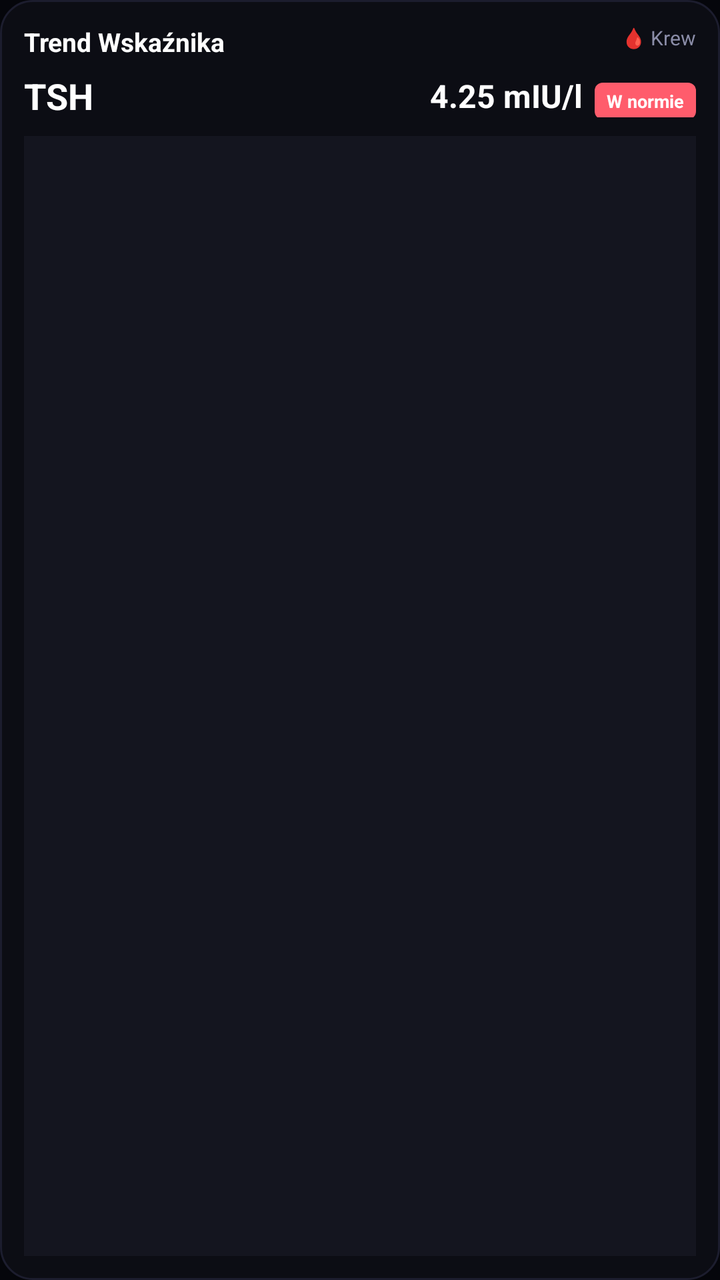
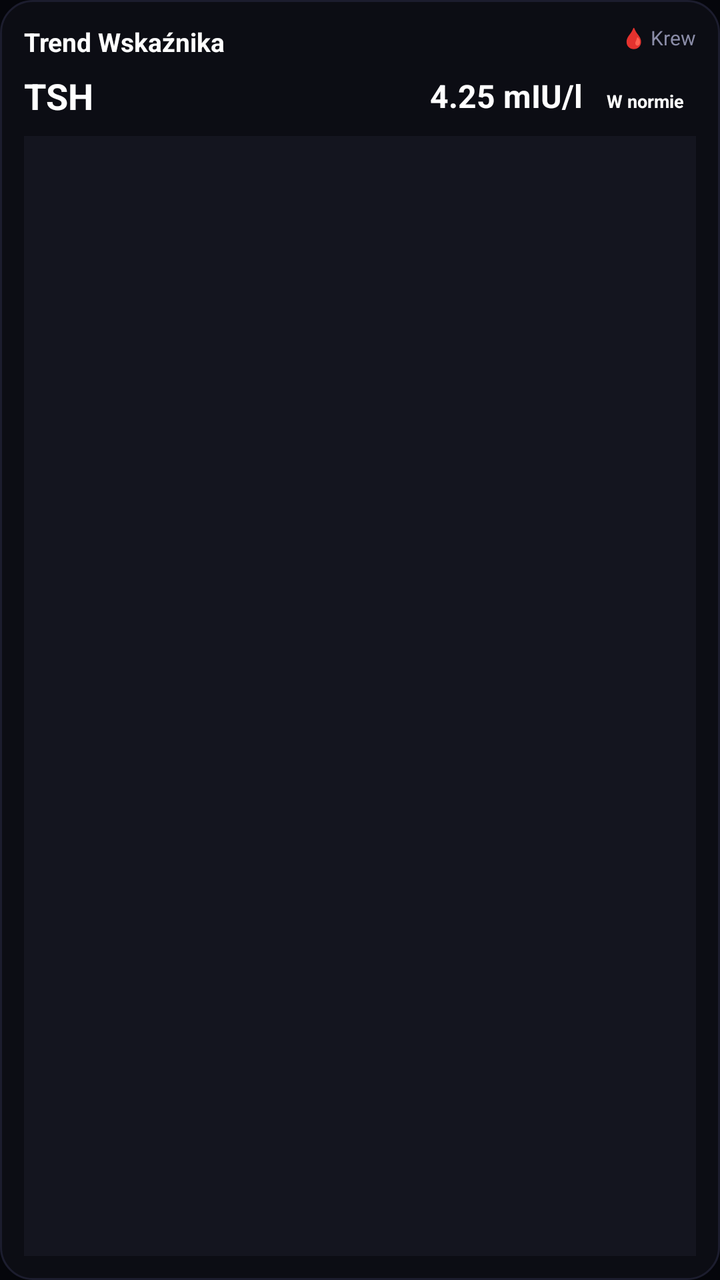

Before-and-after screenshots of an Android layout around one commit, followed by the original layout XML and the change that was made.
<!-- AndroidManifest.xml: application theme AppTheme -->
<!-- res/layout/trend_chart_widget.xml -->
<?xml version="1.0" encoding="utf-8"?>
<LinearLayout xmlns:android="http://schemas.android.com/apk/res/android"
    android:layout_width="match_parent"
    android:layout_height="match_parent"
    android:orientation="vertical"
    android:background="@drawable/widget_background"
    android:padding="12dp">

    
    <RelativeLayout
        android:layout_width="match_parent"
        android:layout_height="wrap_content"
        android:layout_marginBottom="6dp">

        <TextView
            android:id="@+id/widget_title"
            android:layout_width="wrap_content"
            android:layout_height="wrap_content"
            android:text="Trend Wskaźnika"
            android:textColor="#ffffff"
            android:textSize="13sp"
            android:textStyle="bold"
            android:layout_alignParentLeft="true" />

        <TextView
            android:id="@+id/param_category"
            android:layout_width="wrap_content"
            android:layout_height="wrap_content"
            android:text="🩸 Krew"
            android:textColor="#8b8da8"
            android:textSize="10sp"
            android:layout_alignParentRight="true" />
    </RelativeLayout>

    
    <RelativeLayout
        android:layout_width="match_parent"
        android:layout_height="wrap_content"
        android:layout_marginBottom="8dp">

        <TextView
            android:id="@+id/param_name"
            android:layout_width="wrap_content"
            android:layout_height="wrap_content"
            android:text="TSH"
            android:textColor="#ffffff"
            android:textSize="18sp"
            android:textStyle="bold"
            android:layout_alignParentLeft="true" />

        <LinearLayout
            android:layout_width="wrap_content"
            android:layout_height="wrap_content"
            android:orientation="horizontal"
            android:layout_alignParentRight="true"
            android:layout_centerVertical="true">

            <TextView
                android:id="@+id/param_value"
                android:layout_width="wrap_content"
                android:layout_height="wrap_content"
                android:text="4.25 mIU/l"
                android:textColor="#ffffff"
                android:textSize="16sp"
                android:textStyle="bold"
                android:layout_marginRight="6dp" />

            <TextView
                android:id="@+id/param_status"
                android:layout_width="wrap_content"
                android:layout_height="wrap_content"
                android:text="W normie"
                android:textColor="#ffffff"
                android:textSize="9sp"
                android:textStyle="bold"
                android:background="@drawable/widget_status_badge"
                android:paddingHorizontal="6dp"
                android:paddingVertical="3dp" />
        </LinearLayout>
    </RelativeLayout>

    
    <FrameLayout
        android:layout_width="match_parent"
        android:layout_height="0dp"
        android:layout_weight="1"
        android:background="#14151f"
        android:padding="4dp">

        <ImageView
            android:id="@+id/chart_image"
            android:layout_width="match_parent"
            android:layout_height="match_parent"
            android:scaleType="fitXY" />

        <TextView
            android:id="@+id/no_data_chart_text"
            android:layout_width="wrap_content"
            android:layout_height="wrap_content"
            android:layout_gravity="center"
            android:text="Brak pomiarów do wykresu"
            android:textColor="#8b8da8"
            android:textSize="11sp"
            android:visibility="gone" />
    </FrameLayout>
</LinearLayout>
<!-- resources referenced by this layout -->
<resources>
  <!-- drawable widget_background (drawable) -->
  <?xml version="1.0" encoding="utf-8"?>
  <shape xmlns:android="http://schemas.android.com/apk/res/android">
      <solid android:color="#0c0d14" />
      <corners android:radius="16dp" />
      <stroke android:width="1dp" android:color="#1c1d2e" />
  </shape>
  <!-- drawable widget_status_badge (drawable) -->
  <?xml version="1.0" encoding="utf-8"?>
  <shape xmlns:android="http://schemas.android.com/apk/res/android">
      <solid android:color="#ff5c6c" />
      <corners android:radius="4dp" />
  </shape>
  <style name="AppTheme" parent="Theme.AppCompat.DayNight.NoActionBar">
      <item name="android:editTextBackground">@drawable/rn_edit_text_material</item>
      <item name="colorPrimary">@color/colorPrimary</item>
      <item name="android:statusBarColor">@android:color/transparent</item>
      <item name="android:navigationBarColor">@android:color/transparent</item>
      <item name="android:windowBackground">@color/activityBackground</item>
    </style>
  <!-- drawable rn_edit_text_material (drawable) -->
  <?xml version="1.0" encoding="utf-8"?>
  <inset xmlns:android="http://schemas.android.com/apk/res/android"
         android:insetLeft="@dimen/abc_edit_text_inset_horizontal_material"
         android:insetRight="@dimen/abc_edit_text_inset_horizontal_material"
         android:insetTop="@dimen/abc_edit_text_inset_top_material"
         android:insetBottom="@dimen/abc_edit_text_inset_bottom_material"
         >
  
      <selector>
          
          <item android:state_enabled="false" android:drawable="@drawable/abc_textfield_default_mtrl_alpha"/>
          <item android:drawable="@drawable/abc_textfield_activated_mtrl_alpha"/>
      </selector>
  
  </inset>
  <color name="colorPrimary">#023c69</color>
  <color name="activityBackground">#05060b</color>
</resources>

<!-- the commit's change to res/layout/trend_chart_widget.xml (unified diff, before → after) -->
@@ -20,7 +20,8 @@
             android:textColor="#ffffff"
             android:textSize="13sp"
             android:textStyle="bold"
-            android:layout_alignParentLeft="true" />
+            android:layout_alignParentLeft="true"
+            android:layout_alignParentStart="true" />
 
         <TextView
             android:id="@+id/param_category"
@@ -29,7 +30,8 @@
             android:text="🩸 Krew"
             android:textColor="#8b8da8"
             android:textSize="10sp"
-            android:layout_alignParentRight="true" />
+            android:layout_alignParentRight="true"
+            android:layout_alignParentEnd="true" />
     </RelativeLayout>
 
     
@@ -46,13 +48,15 @@
             android:textColor="#ffffff"
             android:textSize="18sp"
             android:textStyle="bold"
-            android:layout_alignParentLeft="true" />
+            android:layout_alignParentLeft="true"
+            android:layout_alignParentStart="true" />
 
         <LinearLayout
             android:layout_width="wrap_content"
             android:layout_height="wrap_content"
             android:orientation="horizontal"
             android:layout_alignParentRight="true"
+            android:layout_alignParentEnd="true"
             android:layout_centerVertical="true">
 
             <TextView
@@ -63,7 +67,8 @@
                 android:textColor="#ffffff"
                 android:textSize="16sp"
                 android:textStyle="bold"
-                android:layout_marginRight="6dp" />
+                android:layout_marginRight="6dp"
+                android:layout_marginEnd="6dp" />
 
             <TextView
                 android:id="@+id/param_status"
@@ -73,9 +78,10 @@
                 android:textColor="#ffffff"
                 android:textSize="9sp"
                 android:textStyle="bold"
-                android:background="@drawable/widget_status_badge"
-                android:paddingHorizontal="6dp"
-                android:paddingVertical="3dp" />
+                android:paddingLeft="6dp"
+                android:paddingRight="6dp"
+                android:paddingTop="3dp"
+                android:paddingBottom="3dp" />
         </LinearLayout>
     </RelativeLayout>
 
<!-- resource entries referenced after the edit -->
@@ -6,12 +6,6 @@
       <solid android:color="#0c0d14" />
       <corners android:radius="16dp" />
       <stroke android:width="1dp" android:color="#1c1d2e" />
-  </shape>
-  <!-- drawable widget_status_badge (drawable) -->
-  <?xml version="1.0" encoding="utf-8"?>
-  <shape xmlns:android="http://schemas.android.com/apk/res/android">
-      <solid android:color="#ff5c6c" />
-      <corners android:radius="4dp" />
   </shape>
   <style name="AppTheme" parent="Theme.AppCompat.DayNight.NoActionBar">
       <item name="android:editTextBackground">@drawable/rn_edit_text_material</item>
